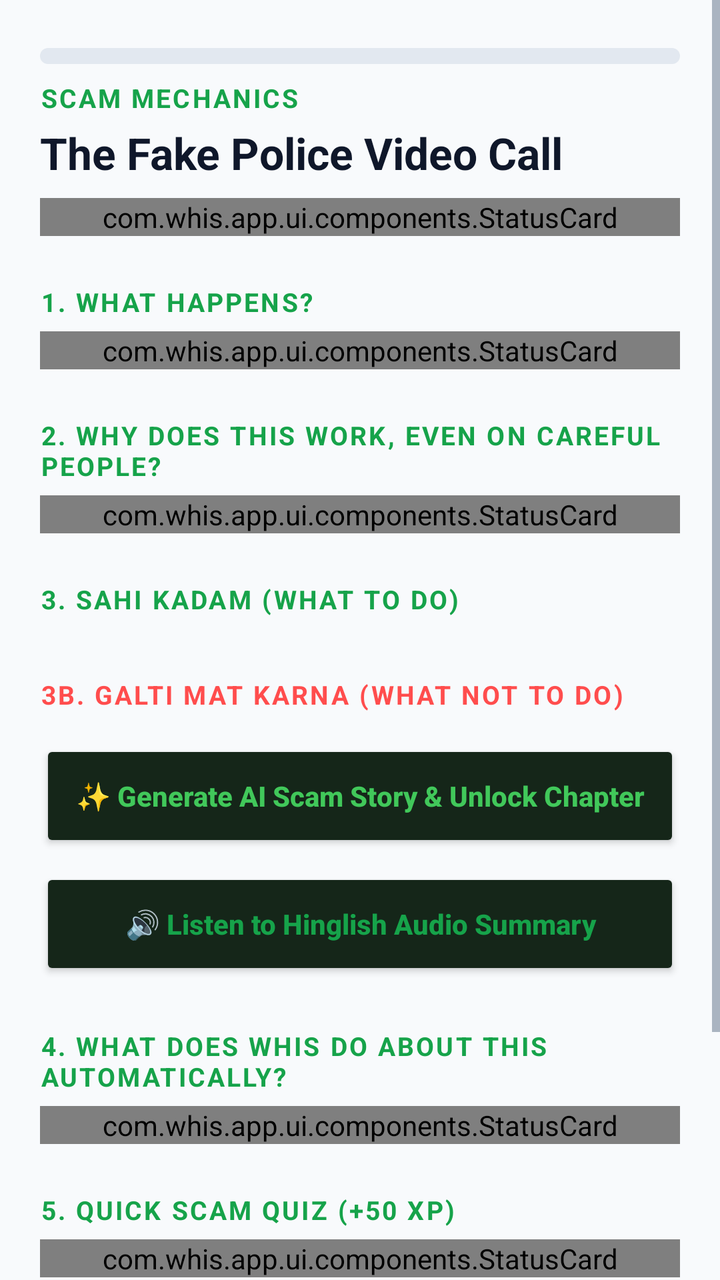
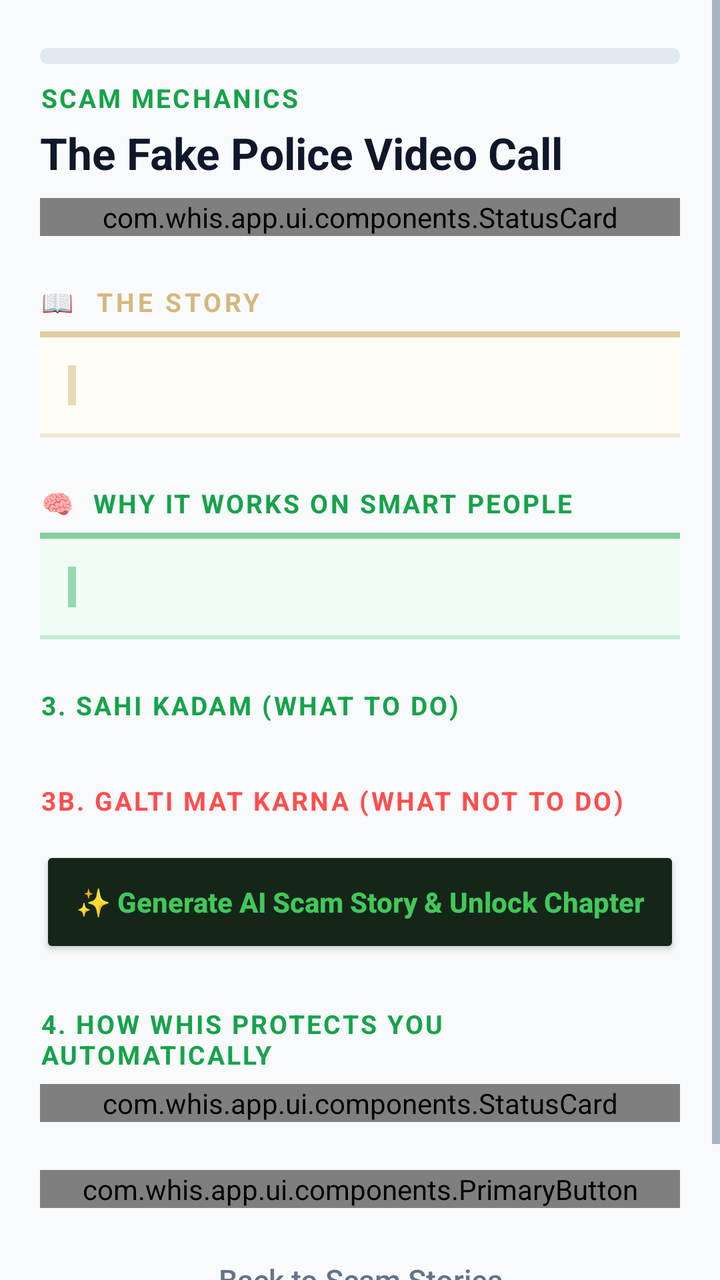

Screens rendered from an Android XML layout before and after an edit, with the pre-edit source and the edit as a unified diff.
<!-- AndroidManifest.xml: application theme Theme.Whis -->
<!-- res/layout/fragment_lesson_detail.xml -->
<?xml version="1.0" encoding="utf-8"?>
<ScrollView xmlns:android="http://schemas.android.com/apk/res/android"
    xmlns:app="http://schemas.android.com/apk/res-auto"
    android:layout_width="match_parent"
    android:layout_height="match_parent"
    android:fillViewport="true"
    android:background="@color/whis_bg">

    <LinearLayout
        android:layout_width="match_parent"
        android:layout_height="wrap_content"
        android:orientation="vertical"
        android:paddingHorizontal="@dimen/whis_spacing_screen_margin"
        android:paddingTop="@dimen/whis_spacing_section"
        android:paddingBottom="48dp">

        
        <ProgressBar
            android:id="@+id/pb_lesson_progress"
            style="?android:attr/progressBarStyleHorizontal"
            android:layout_width="match_parent"
            android:layout_height="8dp"
            android:max="100"
            android:progress="0"
            android:progressDrawable="@drawable/bg_lesson_progress" />

        
        <TextView
            android:id="@+id/tv_chapter_tag"
            android:layout_width="wrap_content"
            android:layout_height="wrap_content"
            android:layout_marginTop="@dimen/whis_spacing_base"
            android:text="SCAM MECHANICS"
            style="@style/Whis.TextAppearance.H2"
            android:textColor="@color/whis_trusted" />

        
        <TextView
            android:id="@+id/tv_lesson_title"
            android:layout_width="match_parent"
            android:layout_height="wrap_content"
            android:layout_marginTop="4dp"
            android:text="The Fake Police Video Call"
            style="@style/Whis.TextAppearance.H1" />

        
        <com.whis.app.ui.components.StatusCard
            android:layout_width="match_parent"
            android:layout_height="wrap_content"
            android:layout_marginTop="@dimen/whis_spacing_base">

            <LinearLayout
                android:layout_width="match_parent"
                android:layout_height="wrap_content"
                android:orientation="horizontal"
                android:gravity="center_vertical">

                <LinearLayout
                    android:layout_width="0dp"
                    android:layout_height="wrap_content"
                    android:layout_weight="1"
                    android:orientation="vertical">

                    <TextView
                        android:layout_width="wrap_content"
                        android:layout_height="wrap_content"
                        android:text="🚨 Is this happening right now?"
                        style="@style/Whis.TextAppearance.Caption"
                        android:textStyle="bold"
                        android:textColor="@color/whis_text_hi" />

                    <TextView
                        android:layout_width="wrap_content"
                        android:layout_height="wrap_content"
                        android:text="Call 1930 immediately to freeze accounts."
                        style="@style/Whis.TextAppearance.Caption"
                        android:textColor="@color/whis_text_mid" />

                </LinearLayout>

                <Button
                    android:id="@+id/btn_detail_call_1930"
                    android:layout_width="wrap_content"
                    android:layout_height="36dp"
                    android:text="DIAL 1930"
                    android:textSize="12sp"
                    android:textStyle="bold"
                    android:textColor="@color/whis_bg"
                    android:backgroundTint="@color/whis_trusted"
                    android:paddingHorizontal="12dp" />

            </LinearLayout>

        </com.whis.app.ui.components.StatusCard>

        
        <TextView
            android:layout_width="wrap_content"
            android:layout_height="wrap_content"
            android:layout_marginTop="@dimen/whis_spacing_section"
            android:text="1. WHAT HAPPENS?"
            style="@style/Whis.TextAppearance.H2"
            android:textColor="@color/whis_trusted" />

        <com.whis.app.ui.components.StatusCard
            android:layout_width="match_parent"
            android:layout_height="wrap_content"
            android:layout_marginTop="6dp">

            <TextView
                android:id="@+id/tv_what_happens"
                android:layout_width="match_parent"
                android:layout_height="wrap_content"
                style="@style/Whis.TextAppearance.BodyLarge"
                android:textColor="@color/whis_text_hi" />

        </com.whis.app.ui.components.StatusCard>

        
        <TextView
            android:layout_width="wrap_content"
            android:layout_height="wrap_content"
            android:layout_marginTop="@dimen/whis_spacing_section"
            android:text="2. WHY DOES THIS WORK, EVEN ON CAREFUL PEOPLE?"
            style="@style/Whis.TextAppearance.H2"
            android:textColor="@color/whis_trusted" />

        <com.whis.app.ui.components.StatusCard
            android:layout_width="match_parent"
            android:layout_height="wrap_content"
            android:layout_marginTop="6dp">

            <TextView
                android:id="@+id/tv_why_it_works"
                android:layout_width="match_parent"
                android:layout_height="wrap_content"
                style="@style/Whis.TextAppearance.BodyLarge"
                android:textColor="@color/whis_text_hi" />

        </com.whis.app.ui.components.StatusCard>

        
        <TextView
            android:layout_width="wrap_content"
            android:layout_height="wrap_content"
            android:layout_marginTop="@dimen/whis_spacing_section"
            android:text="3. SAHI KADAM (WHAT TO DO)"
            style="@style/Whis.TextAppearance.H2"
            android:textColor="@color/whis_trusted" />

        <LinearLayout
            android:id="@+id/container_do_right_now"
            android:layout_width="match_parent"
            android:layout_height="wrap_content"
            android:layout_marginTop="6dp"
            android:orientation="vertical" />

        
        <TextView
            android:layout_width="wrap_content"
            android:layout_height="wrap_content"
            android:layout_marginTop="@dimen/whis_spacing_section"
            android:text="3B. GALTI MAT KARNA (WHAT NOT TO DO)"
            style="@style/Whis.TextAppearance.H2"
            android:textColor="#FF4D4D" />

        <LinearLayout
            android:id="@+id/container_what_not_to_do"
            android:layout_width="match_parent"
            android:layout_height="wrap_content"
            android:layout_marginTop="6dp"
            android:orientation="vertical" />

        
        <Button
            android:id="@+id/btn_generate_ai_story"
            android:layout_width="match_parent"
            android:layout_height="@dimen/whis_touch_standard"
            android:layout_marginTop="@dimen/whis_spacing_base"
            android:text="✨ Generate AI Scam Story &amp; Unlock Chapter"
            android:textSize="14sp"
            android:textStyle="bold"
            android:textAllCaps="false"
            android:textColor="#41C85A"
            android:backgroundTint="#152619" />

        
        <Button
            android:id="@+id/btn_audio_summary"
            android:layout_width="match_parent"
            android:layout_height="@dimen/whis_touch_standard"
            android:layout_marginTop="@dimen/whis_spacing_base"
            android:text="🔊 Listen to Hinglish Audio Summary"
            android:textSize="14sp"
            android:textStyle="bold"
            android:textAllCaps="false"
            android:textColor="@color/whis_trusted"
            android:backgroundTint="#152619" />

        
        <TextView
            android:layout_width="wrap_content"
            android:layout_height="wrap_content"
            android:layout_marginTop="@dimen/whis_spacing_section"
            android:text="4. WHAT DOES WHIS DO ABOUT THIS AUTOMATICALLY?"
            style="@style/Whis.TextAppearance.H2"
            android:textColor="@color/whis_trusted" />

        <com.whis.app.ui.components.StatusCard
            android:layout_width="match_parent"
            android:layout_height="wrap_content"
            android:layout_marginTop="6dp">

            <LinearLayout
                android:layout_width="match_parent"
                android:layout_height="wrap_content"
                android:orientation="vertical">

                <TextView
                    android:id="@+id/tv_how_whis_helps"
                    android:layout_width="match_parent"
                    android:layout_height="wrap_content"
                    style="@style/Whis.TextAppearance.BodyLarge"
                    android:textColor="@color/whis_text_hi" />

            </LinearLayout>

        </com.whis.app.ui.components.StatusCard>

        
        <TextView
            android:layout_width="wrap_content"
            android:layout_height="wrap_content"
            android:layout_marginTop="@dimen/whis_spacing_section"
            android:text="5. QUICK SCAM QUIZ (+50 XP)"
            style="@style/Whis.TextAppearance.H2"
            android:textColor="@color/whis_trusted" />

        <com.whis.app.ui.components.StatusCard
            android:layout_width="match_parent"
            android:layout_height="wrap_content"
            android:layout_marginTop="6dp">

            <LinearLayout
                android:id="@+id/container_quiz"
                android:layout_width="match_parent"
                android:layout_height="wrap_content"
                android:orientation="vertical" />

        </com.whis.app.ui.components.StatusCard>

        <View
            android:layout_width="0dp"
            android:layout_height="24dp" />

        
        <com.whis.app.ui.components.PrimaryButton
            android:id="@+id/btn_complete_lesson"
            android:layout_width="match_parent"
            android:layout_height="wrap_content"
            android:text="Mark Chapter as Completed ✓" />

        
        <Button
            android:id="@+id/btn_lesson_back"
            android:layout_width="match_parent"
            android:layout_height="@dimen/whis_touch_standard"
            android:layout_marginTop="@dimen/whis_spacing_base"
            android:text="Back to Whis Knowledge Book"
            android:textSize="15sp"
            android:textAllCaps="false"
            android:textColor="@color/whis_text_mid"
            android:background="@android:color/transparent" />

    </LinearLayout>
</ScrollView>
<!-- resources referenced by this layout -->
<resources>
  <color name="whis_bg">#F8FAFC</color>
  <color name="whis_text_hi">#0F172A</color>
  <color name="whis_text_mid">#64748B</color>
  <color name="whis_trusted">#16A34A</color>
  <dimen name="whis_spacing_base">8dp</dimen>
  <dimen name="whis_spacing_screen_margin">20dp</dimen>
  <dimen name="whis_spacing_section">24dp</dimen>
  <dimen name="whis_touch_standard">56dp</dimen>
  <!-- drawable bg_lesson_progress (drawable) -->
  <?xml version="1.0" encoding="utf-8"?>
  <layer-list xmlns:android="http://schemas.android.com/apk/res/android">
      <item android:id="@android:id/background">
          <shape>
              <corners android:radius="4dp" />
              <solid android:color="@color/whis_border" />
          </shape>
      </item>
      <item android:id="@android:id/progress">
          <clip>
              <shape>
                  <corners android:radius="4dp" />
                  <solid android:color="@color/whis_trusted" />
              </shape>
          </clip>
      </item>
  </layer-list>
  <style name="Whis.TextAppearance.BodyLarge" parent="TextAppearance.MaterialComponents.Body1">
          <item name="android:fontFamily">@font/outfit</item>
          <item name="android:textSize">17sp</item>
          <item name="android:textColor">@color/whis_text_hi</item>
      </style>
  <style name="Whis.TextAppearance.Caption" parent="TextAppearance.MaterialComponents.Caption">
          <item name="android:fontFamily">@font/outfit</item>
          <item name="android:textSize">13sp</item>
          <item name="android:textColor">@color/whis_text_mid</item>
      </style>
  <style name="Whis.TextAppearance.H1" parent="TextAppearance.MaterialComponents.Headline5">
          <item name="android:fontFamily">@font/outfit</item>
          <item name="android:textSize">22sp</item>
          <item name="android:textStyle">bold</item>
          <item name="android:textColor">@color/whis_text_hi</item>
      </style>
  <style name="Whis.TextAppearance.H2" parent="TextAppearance.MaterialComponents.Overline">
          <item name="android:fontFamily">@font/outfit</item>
          <item name="android:textSize">13sp</item>
          <item name="android:textStyle">bold</item>
          <item name="android:textAllCaps">true</item>
          <item name="android:letterSpacing">0.08</item>
          <item name="android:textColor">@color/whis_text_mid</item>
      </style>
  <color name="whis_border">#E2E8F0</color>
  <color name="whis_green_dark">#15803D</color>
  <color name="whis_likely_safe">#22C55E</color>
  <color name="whis_surface">#FFFFFF</color>
  <color name="whis_surface_elevated">#F1F5F9</color>
  <!-- unchanged entries left out for length: 1 -->
</resources>

<!-- the commit's change to res/layout/fragment_lesson_detail.xml (unified diff, before → after) -->
@@ -98,46 +98,115 @@
             android:layout_width="wrap_content"
             android:layout_height="wrap_content"
             android:layout_marginTop="@dimen/whis_spacing_section"
-            android:text="1. WHAT HAPPENS?"
-            style="@style/Whis.TextAppearance.H2"
-            android:textColor="@color/whis_trusted" />
-
-        <com.whis.app.ui.components.StatusCard
-            android:layout_width="match_parent"
-            android:layout_height="wrap_content"
-            android:layout_marginTop="6dp">
-
-            <TextView
-                android:id="@+id/tv_what_happens"
+            android:text="📖  THE STORY"
+            style="@style/Whis.TextAppearance.H2"
+            android:textColor="@color/whis_story_border"
+            android:letterSpacing="0.12" />
+
+        <LinearLayout
+            android:layout_width="match_parent"
+            android:layout_height="wrap_content"
+            android:layout_marginTop="6dp"
+            android:background="@color/whis_story_bg"
+            android:padding="0dp"
+            android:orientation="vertical">
+
+            
+            <View
+                android:layout_width="match_parent"
+                android:layout_height="3dp"
+                android:background="@color/whis_story_border"
+                android:alpha="0.7" />
+
+            
+            <LinearLayout
                 android:layout_width="match_parent"
                 android:layout_height="wrap_content"
-                style="@style/Whis.TextAppearance.BodyLarge"
-                android:textColor="@color/whis_text_hi" />
-
-        </com.whis.app.ui.components.StatusCard>
-
-        
-        <TextView
-            android:layout_width="wrap_content"
-            android:layout_height="wrap_content"
-            android:layout_marginTop="@dimen/whis_spacing_section"
-            android:text="2. WHY DOES THIS WORK, EVEN ON CAREFUL PEOPLE?"
-            style="@style/Whis.TextAppearance.H2"
-            android:textColor="@color/whis_trusted" />
-
-        <com.whis.app.ui.components.StatusCard
-            android:layout_width="match_parent"
-            android:layout_height="wrap_content"
-            android:layout_marginTop="6dp">
-
-            <TextView
-                android:id="@+id/tv_why_it_works"
+                android:orientation="horizontal"
+                android:padding="14dp">
+
+                
+                <View
+                    android:layout_width="4dp"
+                    android:layout_height="match_parent"
+                    android:background="@color/whis_story_border"
+                    android:layout_marginEnd="12dp"
+                    android:alpha="0.5" />
+
+                <TextView
+                    android:id="@+id/tv_what_happens"
+                    android:layout_width="0dp"
+                    android:layout_height="wrap_content"
+                    android:layout_weight="1"
+                    android:textSize="15sp"
+                    android:lineSpacingMultiplier="1.6"
+                    android:textColor="@color/whis_story_text"
+                    android:fontFamily="serif"
+                    android:textStyle="normal" />
+            </LinearLayout>
+
+            
+            <View
+                android:layout_width="match_parent"
+                android:layout_height="2dp"
+                android:background="@color/whis_story_border"
+                android:alpha="0.3" />
+        </LinearLayout>
+
+        
+        <TextView
+            android:layout_width="wrap_content"
+            android:layout_height="wrap_content"
+            android:layout_marginTop="@dimen/whis_spacing_section"
+            android:text="🧠  WHY IT WORKS ON SMART PEOPLE"
+            style="@style/Whis.TextAppearance.H2"
+            android:textColor="@color/whis_trusted"
+            android:letterSpacing="0.08" />
+
+        <LinearLayout
+            android:layout_width="match_parent"
+            android:layout_height="wrap_content"
+            android:layout_marginTop="6dp"
+            android:background="@color/whis_why_bg"
+            android:padding="0dp"
+            android:orientation="vertical">
+
+            <View
+                android:layout_width="match_parent"
+                android:layout_height="3dp"
+                android:background="@color/whis_why_border"
+                android:alpha="0.5" />
+
+            <LinearLayout
                 android:layout_width="match_parent"
                 android:layout_height="wrap_content"
-                style="@style/Whis.TextAppearance.BodyLarge"
-                android:textColor="@color/whis_text_hi" />
-
-        </com.whis.app.ui.components.StatusCard>
+                android:orientation="horizontal"
+                android:padding="14dp">
+
+                <View
+                    android:layout_width="4dp"
+                    android:layout_height="match_parent"
+                    android:background="@color/whis_why_border"
+                    android:layout_marginEnd="12dp"
+                    android:alpha="0.4" />
+
+                <TextView
+                    android:id="@+id/tv_why_it_works"
+                    android:layout_width="0dp"
+                    android:layout_height="wrap_content"
+                    android:layout_weight="1"
+                    android:textSize="15sp"
+                    android:lineSpacingMultiplier="1.6"
+                    android:textColor="@color/whis_why_text"
+                    android:fontFamily="sans-serif-light" />
+            </LinearLayout>
+
+            <View
+                android:layout_width="match_parent"
+                android:layout_height="2dp"
+                android:background="@color/whis_why_border"
+                android:alpha="0.2" />
+        </LinearLayout>
 
         
         <TextView
@@ -185,24 +254,11 @@
             android:backgroundTint="#152619" />
 
         
-        <Button
-            android:id="@+id/btn_audio_summary"
-            android:layout_width="match_parent"
-            android:layout_height="@dimen/whis_touch_standard"
-            android:layout_marginTop="@dimen/whis_spacing_base"
-            android:text="🔊 Listen to Hinglish Audio Summary"
-            android:textSize="14sp"
-            android:textStyle="bold"
-            android:textAllCaps="false"
-            android:textColor="@color/whis_trusted"
-            android:backgroundTint="#152619" />
-
-        
-        <TextView
-            android:layout_width="wrap_content"
-            android:layout_height="wrap_content"
-            android:layout_marginTop="@dimen/whis_spacing_section"
-            android:text="4. WHAT DOES WHIS DO ABOUT THIS AUTOMATICALLY?"
+        <TextView
+            android:layout_width="wrap_content"
+            android:layout_height="wrap_content"
+            android:layout_marginTop="@dimen/whis_spacing_section"
+            android:text="4. HOW WHIS PROTECTS YOU AUTOMATICALLY"
             style="@style/Whis.TextAppearance.H2"
             android:textColor="@color/whis_trusted" />
 
@@ -227,28 +283,6 @@
 
         </com.whis.app.ui.components.StatusCard>
 
-        
-        <TextView
-            android:layout_width="wrap_content"
-            android:layout_height="wrap_content"
-            android:layout_marginTop="@dimen/whis_spacing_section"
-            android:text="5. QUICK SCAM QUIZ (+50 XP)"
-            style="@style/Whis.TextAppearance.H2"
-            android:textColor="@color/whis_trusted" />
-
-        <com.whis.app.ui.components.StatusCard
-            android:layout_width="match_parent"
-            android:layout_height="wrap_content"
-            android:layout_marginTop="6dp">
-
-            <LinearLayout
-                android:id="@+id/container_quiz"
-                android:layout_width="match_parent"
-                android:layout_height="wrap_content"
-                android:orientation="vertical" />
-
-        </com.whis.app.ui.components.StatusCard>
-
         <View
             android:layout_width="0dp"
             android:layout_height="24dp" />
@@ -258,7 +292,7 @@
             android:id="@+id/btn_complete_lesson"
             android:layout_width="match_parent"
             android:layout_height="wrap_content"
-            android:text="Mark Chapter as Completed ✓" />
+            android:text="Mark Story as Completed &amp; Load Next AI Story ✨" />
 
         
         <Button
@@ -266,7 +300,7 @@
             android:layout_width="match_parent"
             android:layout_height="@dimen/whis_touch_standard"
             android:layout_marginTop="@dimen/whis_spacing_base"
-            android:text="Back to Whis Knowledge Book"
+            android:text="Back to Scam Stories"
             android:textSize="15sp"
             android:textAllCaps="false"
             android:textColor="@color/whis_text_mid"
<!-- resource entries referenced after the edit -->
@@ -1,9 +1,15 @@
 <!-- resources referenced by this layout -->
 <resources>
   <color name="whis_bg">#F8FAFC</color>
+  <color name="whis_story_bg">#FFFDF5</color>
+  <color name="whis_story_border">#D4B87C</color>
+  <color name="whis_story_text">#2C2213</color>
   <color name="whis_text_hi">#0F172A</color>
   <color name="whis_text_mid">#64748B</color>
   <color name="whis_trusted">#16A34A</color>
+  <color name="whis_why_bg">#F0FDF4</color>
+  <color name="whis_why_border">#16A34A</color>
+  <color name="whis_why_text">#0F172A</color>
   <dimen name="whis_spacing_base">8dp</dimen>
   <dimen name="whis_spacing_screen_margin">20dp</dimen>
   <dimen name="whis_spacing_section">24dp</dimen>
